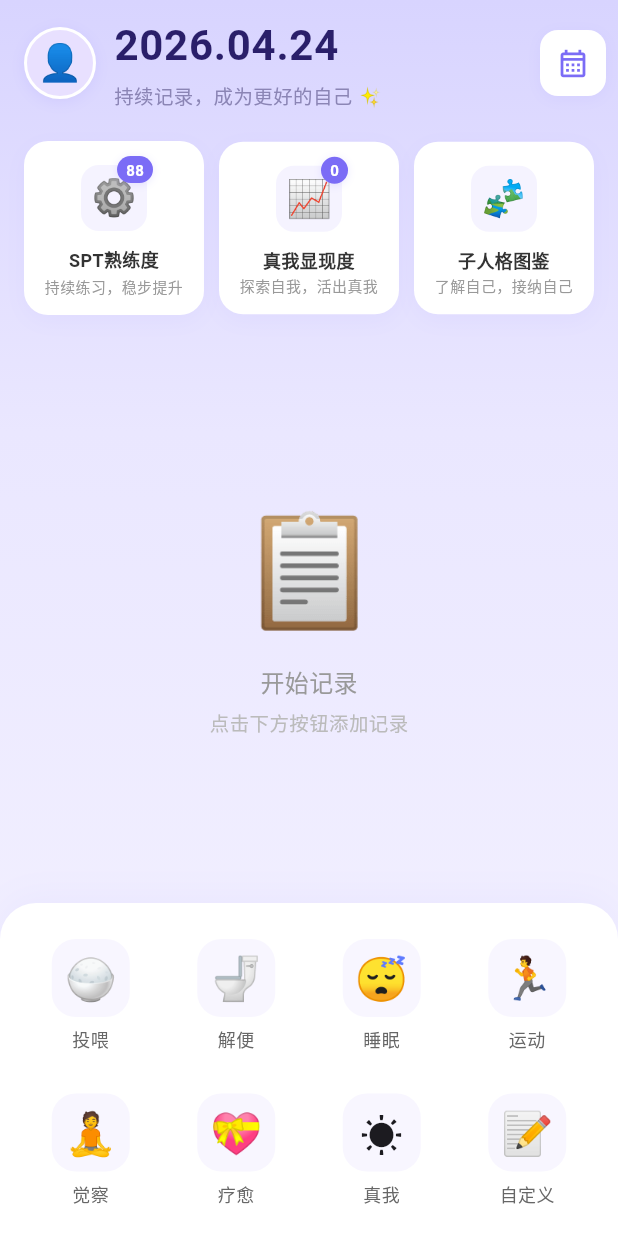
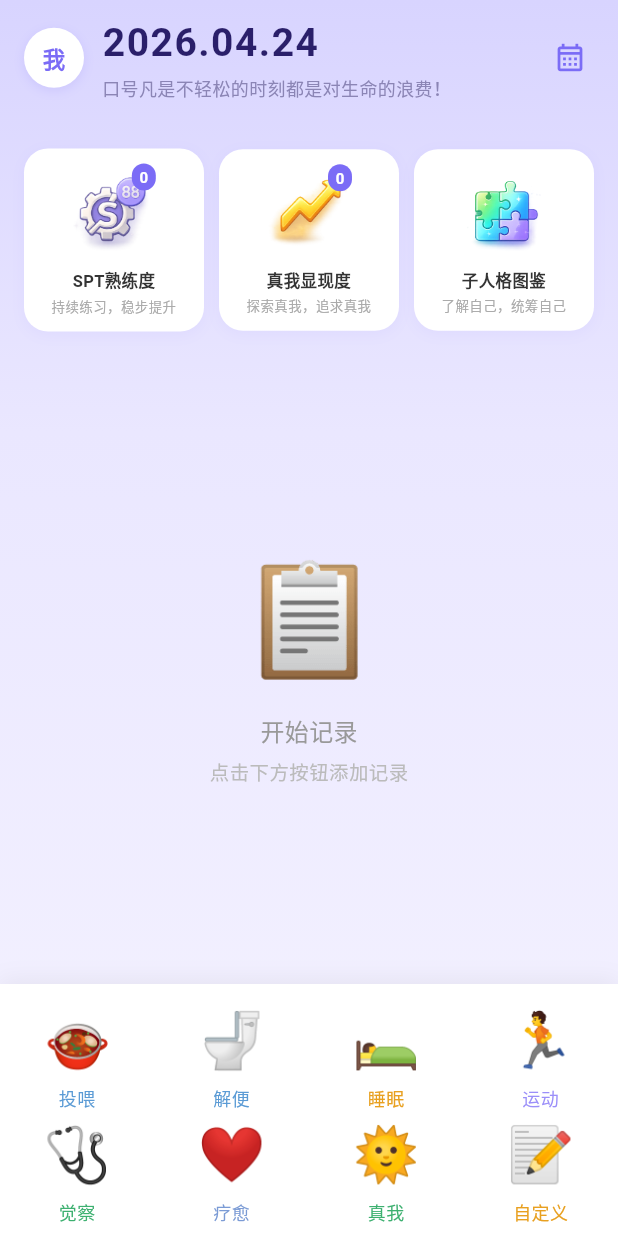
Before and after one commit to zhangxin142603-jpg/health_tracker, a Flutter app: the screen it shows after launch, on a phone screen of 412 x 824 dp. Run offline on Flutter 3.47's test engine with Material 3 defaults, Android fonts, the phone set to English and light mode, and no system bars; our stand-ins replace image_picker, package_info_plus, webview_flutter; Roboto replaces fonts that are missing (PingFang SC).

Commit message:
Revert "ui: 全新界面设计 - 一比一复刻新界面.png"
This reverts commit f7a954ca19389ca19abcf6f97eb4ad5201639c58.

```diff
--- a/lib/main.dart
+++ b/lib/main.dart
@@ -31,13 +31,6 @@ const Color kPrimaryLight = Color(0xFF9B8FF9);
 const Color kBgLight = Color(0xFFEAE7FF);
 const Color kDateText = Color(0xFF2A1F6A);
 const Color kSubtitleText = Color(0xFF8B85B5);
-
-// 时间线圆点颜色
-const Color kDotAwareness = Color(0xFF7B6CF6);  // 觉察 - 紫色
-const Color kDotWater = Color(0xFFFFA726);      // 喝水 - 橙色
-const Color kDotFeeding = Color(0xFF66BB6A);    // 投喂 - 绿色
-const Color kDotExercise = Color(0xFF42A5F5);   // 运动 - 蓝色
-const Color kDotDefault = Color(0xFF9B8FF9);    // 默认 - 浅紫
 
 class BabyTrackerApp extends StatelessWidget {
   const BabyTrackerApp({super.key});
@@ -257,7 +250,7 @@ class _HomePageState extends State<HomePage> {
     return SafeArea(
       bottom: false,
       child: Padding(
-        padding: const EdgeInsets.fromLTRB(16, 10, 8, 12),
+        padding: const EdgeInsets.fromLTRB(16, 10, 8, 18),
         child: Row(
           crossAxisAlignment: CrossAxisAlignment.center,
           children: [
@@ -280,45 +273,30 @@ class _HomePageState extends State<HomePage> {
                       label,
                       style: const TextStyle(
                         color: kDateText,
-                        fontSize: 28,
+                        fontSize: 26,
                         fontWeight: FontWeight.bold,
-                        letterSpacing: 0.5,
+                        letterSpacing: 1.0,
                       ),
                     ),
-                    const SizedBox(height: 4),
-                    const Text(
-                      '持续记录，成为更好的自己 ✨',
-                      style: TextStyle(
+                    const SizedBox(height: 3),
+                    Text(
+                      Provider.of<AppProvider>(context).userMotto,
+                      style: const TextStyle(
                         color: kSubtitleText,
-                        fontSize: 13,
+                        fontSize: 12,
                       ),
                     ),
                   ],
                 ),
               ),
             ),
-            Container(
-              width: 44,
-              height: 44,
-              decoration: BoxDecoration(
-                color: Colors.white,
-                borderRadius: BorderRadius.circular(12),
-                boxShadow: [
-                  BoxShadow(
-                    color: kPrimary.withAlpha(20),
-                    blurRadius: 8,
-                    offset: const Offset(0, 2),
-                  ),
-                ],
+            IconButton(
+              icon: const Icon(
+                Icons.calendar_month_outlined,
+                color: kPrimary,
+                size: 22,
               ),
-              child: IconButton(
-                icon: const Icon(
-                  Icons.calendar_month_outlined,
-                  color: kPrimary,
-                  size: 22,
-                ),
-                onPressed: _pickDate,
-              ),
+              onPressed: _pickDate,
             ),
           ],
         ),
@@ -330,18 +308,10 @@ class _HomePageState extends State<HomePage> {
     final provider = Provider.of<AppProvider>(context);
     if (provider.userAvatarPath.isNotEmpty) {
       return Container(
-        width: 48,
-        height: 48,
+        width: 40,
+        height: 40,
         decoration: BoxDecoration(
           shape: BoxShape.circle,
-          border: Border.all(color: Colors.white, width: 2),
-          boxShadow: [
-            BoxShadow(
-              color: kPrimary.withAlpha(30),
-              blurRadius: 8,
-              offset: const Offset(0, 2),
-            ),
-          ],
           image: DecorationImage(
             image: FileImage(File(provider.userAvatarPath)),
             fit: BoxFit.cover,
@@ -350,25 +320,26 @@ class _HomePageState extends State<HomePage> {
       );
     } else {
       return Container(
-        width: 48,
-        height: 48,
+        width: 40,
+        height: 40,
         decoration: BoxDecoration(
-          color: const Color(0xFFE8E0FF),
+          color: Colors.white,
           shape: BoxShape.circle,
-          border: Border.all(color: Colors.white, width: 2),
           boxShadow: [
             BoxShadow(
-              color: kPrimary.withAlpha(30),
-              blurRadius: 8,
+              color: kPrimary.withAlpha(40),
+              blurRadius: 6,
               offset: const Offset(0, 2),
             ),
           ],
         ),
         child: Center(
           child: Text(
-            '👤',
+            AppLocalizations.of(context).me,
             style: const TextStyle(
-              fontSize: 24,
+              color: kPrimary,
+              fontSize: 15,
+              fontWeight: FontWeight.w600,
             ),
           ),
         ),
@@ -387,28 +358,27 @@ class _HomePageState extends State<HomePage> {
         .length;
 
     return Padding(
-      padding: const EdgeInsets.fromLTRB(16, 8, 16, 0),
+      padding: const EdgeInsets.fromLTRB(16, 14, 16, 0),
       child: Row(
         children: [
           _StatCard(
-            emoji: '⚙️',
+            imagePath: 'assets/icons/spt_level.png',
             title: 'SPT熟练度',
             subtitle: '持续练习，稳步提升',
-            badge: '88',
+            badge: '$healingCount',
           ),
           const SizedBox(width: 10),
           _StatCard(
-            emoji: '📈',
+            imagePath: 'assets/icons/true_self.png',
             title: '真我显现度',
-            subtitle: '探索自我，活出真我',
+            subtitle: '探索真我，追求真我',
             badge: '$selfCount',
           ),
           const SizedBox(width: 10),
           _StatCard(
-            emoji: '🧩',
+            imagePath: 'assets/icons/persona.png',
             title: '子人格图鉴',
-            subtitle: '了解自己，接纳自己',
-            badge: null,
+            subtitle: '了解自己，统筹自己',
           ),
         ],
       ),
@@ -774,32 +744,6 @@ class _HomePageState extends State<HomePage> {
     );
   }
 
-  Color _getDotColor(String type, dynamic data) {
-    switch (type) {
-      case 'generic':
-        final e = data as GenericEntry;
-        if (e.type == '觉察') return kDotAwareness;
-        if (e.type == '运动') return kDotExercise;
-        return kDotDefault;
-      case 'feeding':
-        final e = data as FeedingEntry;
-        if (e.milkSource == '喂水') return kDotWater;
-        return kDotFeeding;
-      case 'diaper':
-        return kDotDefault;
-      case 'sleep':
-        return const Color(0xFFFFB74D);
-      case 'custom':
-        return kDotDefault;
-      case 'med':
-        return const Color(0xFFEF5350);
-      case 'solidFood':
-        return const Color(0xFFFFB74D);
-      default:
-        return kDotDefault;
-    }
-  }
-
   Widget _buildTimelineRow(
     BuildContext context,
     _Entry entry,
@@ -810,18 +754,16 @@ class _HomePageState extends State<HomePage> {
     final diff = now.difference(entry.timestamp);
     final String ago;
     if (diff.inMinutes < 1) {
-      ago = '刚刚';
+      ago = AppLocalizations.of(context).justNow;
     } else if (diff.inMinutes < 60) {
-      ago = '${diff.inMinutes}分钟前';
+      ago = AppLocalizations.of(context).minutesAgo(diff.inMinutes);
     } else if (diff.inHours < 24) {
       final h = diff.inHours;
       final m = diff.inMinutes % 60;
-      ago = m > 0 ? '${h}小时${m}分钟前' : '${h}小时前';
+      ago = m > 0 ? AppLocalizations.of(context).hoursMinutesAgo(h, m) : AppLocalizations.of(context).hoursAgo(h);
     } else {
       ago = DateFormat('MM-dd').format(entry.timestamp);
     }
-
-    final dotColor = _getDotColor(entry.type, entry.data);
 
     return IntrinsicHeight(
       child: Row(
@@ -844,7 +786,7 @@ class _HomePageState extends State<HomePage> {
                 Text(
                   ago,
                   style: const TextStyle(
-                    fontSize: 11,
+                    fontSize: 10,
                     color: Color(0xFFAAAAAA),
                   ),
                   textAlign: TextAlign.right,
@@ -857,29 +799,21 @@ class _HomePageState extends State<HomePage> {
           Column(
             children: [
               Container(
-                width: 12,
-                height: 12,
-                margin: const EdgeInsets.only(top: 4),
-                decoration: BoxDecoration(
-                  color: dotColor,
+                width: 10,
+                height: 10,
+                margin: const EdgeInsets.only(top: 5),
+                decoration: const BoxDecoration(
+                  color: Color(0xFF9B8FF9),
                   shape: BoxShape.circle,
-                  border: Border.all(color: Colors.white, width: 2),
-                  boxShadow: [
-                    BoxShadow(
-                      color: dotColor.withAlpha(60),
-                      blurRadius: 4,
-                      offset: const Offset(0, 1),
-                    ),
-                  ],
                 ),
               ),
               if (!isLast)
                 Expanded(
-                  child: Container(width: 2, color: const Color(0xFFE8E8E8)),
+                  child: Container(width: 1.5, color: const Color(0xFFE0E0E0)),
                 ),
             ],
           ),
-          const SizedBox(width: 12),
+          const SizedBox(width: 10),
           // Card
           Expanded(
             child: Padding(
@@ -896,85 +830,89 @@ class _HomePageState extends State<HomePage> {
     switch (entry.type) {
       case 'feeding':
         final e = entry.data as FeedingEntry;
-        final emoji = '🍚';
-        final emojiColor = const Color(0xFFFFF3E0);
-        String subtitle = '';
-        if (e.milkSource == '喂水') {
-          subtitle = '${e.amountMl}mL';
-        } else if (e.milkSource == '喂食') {
-          subtitle = '${e.foodAmountKcal ?? e.amountMl}kcal';
-        } else {
-          subtitle = '${e.foodAmountKcal ?? 0}kcal';
-        }
+        final emoji = e.milkSource == '喂食'
+            ? AppEmojis.food
+            : e.milkSource == '喂食+喂水'
+            ? AppEmojis.waterAndFood
+            : AppEmojis.water;
+        final emojiColor = e.milkSource == '喂食'
+            ? const Color(0xFFFFF3E0)
+            : e.milkSource == '喂食+喂水'
+            ? const Color(0xFFF0EEFF)
+            : const Color(0xFFE3F0FC);
         return _TimelineCard(
           emoji: emoji,
           emojiColor: emojiColor,
-          title: '投喂',
-          subtitle: subtitle,
+          title: e.milkSource,
+          subtitle: e.notes,
+          trailing: e.milkSource == '喂食'
+              ? '${e.foodAmountKcal ?? e.amountMl}kcal'
+              : e.milkSource == '喂食+喂水'
+              ? '${e.foodAmountKcal ?? e.amountMl}kcal'
+              : '${e.amountMl}mL',
           onTap: () => _goto(FeedingPage(entry: e)),
         );
       case 'diaper':
         final e = entry.data as DiaperEntry;
+        final emoji = e.diaperType == 'wet'
+            ? AppEmojis.pee
+            : e.diaperType == 'poop'
+            ? AppEmojis.poop
+            : AppEmojis.both;
         return _TimelineCard(
-          emoji: '🚽',
-          emojiColor: const Color(0xFFE3F2FD),
-          title: '解便',
-          subtitle: e.typeLabel,
+          emoji: emoji,
+          emojiColor: e.diaperType == 'wet'
+              ? const Color(0xFFE3F0FC)
+              : const Color(0xFFFFF3E0),
+          title: e.typeLabel,
+          subtitle: e.notes,
           onTap: () => _goto(DiaperPage(entry: e)),
         );
       case 'sleep':
         final e = entry.data as SleepEntry;
-        String subtitle = '';
-        if (e.endTime != null) {
-          final duration = e.endTime!.difference(e.startTime);
-          subtitle = '${duration.inMinutes}分钟';
-        }
+        final endLabel = e.endTime != null
+            ? AppLocalizations.of(context).sleepEndLabel(DateFormat('HH:mm').format(e.endTime!))
+            : '';
         return _TimelineCard(
-          emoji: '😴',
-          emojiColor: const Color(0xFFF3E5F5),
-          title: '睡眠',
-          subtitle: subtitle.isNotEmpty ? subtitle : null,
+          emoji: AppEmojis.sleep,
+          emojiColor: const Color(0xFFFFF8E1),
+          title: '睡眠$endLabel',
+          subtitle: e.notes,
+          trailing: e.durationText,
           onTap: () => _goto(SleepPage(entry: e)),
         );
       case 'generic':
         final e = entry.data as GenericEntry;
         final icons = {
-          '锻炼': ('🏃', const Color(0xFFFFF3E0)),
-          '觉察': ('🧘', const Color(0xFFE3F2FD)),
-          '疗愈': ('💝', const Color(0xFFFCE4EC)),
-          '真我': ('☀️', const Color(0xFFFFF8E1)),
-          '睡眠': ('😴', const Color(0xFFF3E5F5)),
+          '锻炼': (AppEmojis.exercise, const Color(0xFFFFEFDF)),
+          '觉察': (AppEmojis.awareness, const Color(0xFFE8F8F0)),
+          '疗愈': (AppEmojis.healing, const Color(0xFFF0EEFF)),
+          '真我': (AppEmojis.self, const Color(0xFFFFEEF0)),
+          '睡眠': (AppEmojis.sleep, const Color(0xFFFFF8E1)),
         };
-        final icon = icons[e.type] ?? (AppEmojis.custom, const Color(0xFFF5F5F5));
-        String subtitle = '';
-        if (e.endTime != null && e.startTime != null) {
-          final duration = e.endTime!.difference(e.startTime);
-          subtitle = '${duration.inMinutes}分钟';
-        } else if (e.notes != null && e.notes!.isNotEmpty) {
-          subtitle = e.notes!;
-        }
+        final icon =
+            icons[e.type] ?? (AppEmojis.custom, const Color(0xFFF5F5F5));
         return _TimelineCard(
           emoji: icon.$1,
           emojiColor: icon.$2,
           title: e.type,
-          subtitle: subtitle.isNotEmpty ? subtitle : null,
-          trailing: subtitle.contains('分钟') ? null : null,
+          subtitle: e.notes,
           onTap: () => _goto(GenericRecordPage(type: e.type, entry: e)),
         );
       case 'custom':
         final e = entry.data as CustomEntry;
         return _TimelineCard(
-          emoji: '📝',
+          emoji: AppEmojis.custom,
           emojiColor: const Color(0xFFFFF5E0),
-          title: e.eventName.isNotEmpty ? e.eventName : '自定义',
+          title: e.eventName.isNotEmpty ? e.eventName : '学与教',
           subtitle: e.notes,
           onTap: () => _goto(CustomPage(entry: e)),
         );
       case 'med':
         final e = entry.data as MedEntry;
         return _TimelineCard(
-          emoji: '💝',
-          emojiColor: const Color(0xFFFCE4EC),
+          emoji: AppEmojis.healing,
+          emojiColor: const Color(0xFFFFEEF0),
           title: '疗愈',
           subtitle: e.notes,
           onTap: () => _goto(MedicationPage()),
@@ -982,7 +920,7 @@ class _HomePageState extends State<HomePage> {
       case 'solidFood':
         final e = entry.data as SolidFoodEntry;
         return _TimelineCard(
-          emoji: '🥄',
+          emoji: AppEmojis.spoon,
           emojiColor: const Color(0xFFFFF3E0),
           title: '辅食',
           subtitle: e.notes,
@@ -999,22 +937,18 @@ class _HomePageState extends State<HomePage> {
     return Container(
       decoration: BoxDecoration(
         color: Colors.white,
-        borderRadius: const BorderRadius.only(
-          topLeft: Radius.circular(24),
-          topRight: Radius.circular(24),
-        ),
         boxShadow: [
           BoxShadow(
-            color: kPrimary.withAlpha(15),
-            blurRadius: 20,
-            offset: const Offset(0, -4),
+            color: Color.fromARGB(15, 0, 0, 0),
+            blurRadius: 12,
+            offset: const Offset(0, -2),
           ),
         ],
       ),
       child: SafeArea(
         top: false,
         child: Padding(
-          padding: const EdgeInsets.fromLTRB(12, 16, 12, 12),
+          padding: const EdgeInsets.fromLTRB(0, 12, 0, 8),
           child: Column(
             mainAxisSize: MainAxisSize.min,
             children: [
@@ -1022,21 +956,61 @@ class _HomePageState extends State<HomePage> {
               Row(
                 mainAxisAlignment: MainAxisAlignment.spaceAround,
                 children: [
-                  _BottomBtn('🍚', '投喂', () => _goto(const FeedingPage())),
-                  _BottomBtn('🚽', '解便', () => _goto(const DiaperPage())),
-                  _BottomBtn('😴', '睡眠', () => _goto(const SleepPage())),
-                  _BottomBtn('🏃', '运动', () => _goto(const GenericRecordPage(type: '运动'))),
+                  _BottomBtn(
+                    AppEmojis.feeding,
+                    '投喂',
+                    const Color(0xFF5B9BD5),
+                    () => _goto(const FeedingPage()),
+                  ),
+                  _BottomBtn(
+                    AppEmojis.diaper,
+                    '解便',
+                    const Color(0xFF5B9BD5),
+                    () => _goto(const DiaperPage()),
+                  ),
+                  _BottomBtn(
+                    AppEmojis.sleep,
+                    '睡眠',
+                    const Color(0xFFE8A020),
+                    () => _goto(const SleepPage()),
+                  ),
+                  _BottomBtn(
+                    AppEmojis.exercise,
+                    '运动',
+                    const Color(0xFF9B8FF9),
+                    () => _goto(const GenericRecordPage(type: '运动')),
+                  ),
                 ],
               ),
-              const SizedBox(height: 12),
+              const SizedBox(height: 4),
               // Row 2
               Row(
                 mainAxisAlignment: MainAxisAlignment.spaceAround,
                 children: [
-                  _BottomBtn('🧘', '觉察', () => _goto(const GenericRecordPage(type: '觉察'))),
-                  _BottomBtn('💝', '疗愈', () => _goto(const GenericRecordPage(type: '疗愈'))),
-                  _BottomBtn('☀️', '真我', () => _goto(const GenericRecordPage(type: '真我'))),
-                  _BottomBtn('📝', '自定义', () => _goto(const CustomPage())),
+                  _BottomBtn(
+                    AppEmojis.awareness,
+                    '觉察',
+                    const Color(0xFF3DB070),
+                    () => _goto(const GenericRecordPage(type: '觉察')),
+                  ),
+                  _BottomBtn(
+                    AppEmojis.healing,
+                    '疗愈',
+                    const Color(0xFF7B9BD5),
+                    () => _goto(const GenericRecordPage(type: '疗愈')),
+                  ),
+                  _BottomBtn(
+                    AppEmojis.self,
+                    '真我',
+                    const Color(0xFF3DB070),
+                    () => _goto(const GenericRecordPage(type: '真我')),
+                  ),
+                  _BottomBtn(
+                    AppEmojis.custom,
+                    '自定义',
+                    const Color(0xFFE8A020),
+                    () => _goto(const CustomPage()),
+                  ),
                 ],
               ),
             ],
@@ -1078,11 +1052,11 @@ class _TimelineCard extends StatelessWidget {
         padding: const EdgeInsets.symmetric(horizontal: 14, vertical: 12),
         decoration: BoxDecoration(
           color: Colors.white,
-          borderRadius: BorderRadius.circular(16),
+          borderRadius: BorderRadius.circular(14),
           boxShadow: [
             BoxShadow(
-              color: kPrimary.withAlpha(10),
-              blurRadius: 8,
+              color: Color.fromARGB(10, 0, 0, 0),
+              blurRadius: 6,
               offset: const Offset(0, 2),
             ),
           ],
@@ -1090,14 +1064,14 @@ class _TimelineCard extends StatelessWidget {
         child: Row(
           children: [
             Container(
-              width: 48,
-              height: 48,
+              width: 44,
+              height: 44,
               decoration: BoxDecoration(
                 color: emojiColor,
-                borderRadius: BorderRadius.circular(14),
+                borderRadius: BorderRadius.circular(22),
               ),
               child: Center(
-                child: Text(emoji, style: const TextStyle(fontSize: 24)),
+                child: Text(emoji, style: const TextStyle(fontSize: 22)),
               ),
             ),
             const SizedBox(width: 12),
@@ -1111,22 +1085,28 @@ class _TimelineCard extends StatelessWidget {
                     style: const TextStyle(
                       fontSize: 15,
                       fontWeight: FontWeight.w600,
-                      color: Color(0xFF333333),
+                      color: Color(0xFF222222),
                     ),
                   ),
                   if (subtitle != null && subtitle!.isNotEmpty)
                     Text(
                       subtitle!,
                       style: const TextStyle(
-                        fontSize: 13,
-                        color: Color(0xFF999999),
+                        fontSize: 12,
+                        color: Color(0xFFAAAAAA),
                       ),
                       overflow: TextOverflow.ellipsis,
                     ),
                 ],
               ),
             ),
-            const Icon(Icons.chevron_right, size: 20, color: Color(0xFFCCCCCC)),
+            if (trailing != null && trailing!.isNotEmpty)
+              Text(
+                trailing!,
+                style: const TextStyle(fontSize: 14, color: Color(0xFF999999)),
+              ),
+            const SizedBox(width: 4),
+            const Icon(Icons.chevron_right, size: 18, color: Color(0xFFCCCCCC)),
           ],
         ),
       ),
@@ -1139,38 +1119,28 @@ class _TimelineCard extends StatelessWidget {
 class _BottomBtn extends StatelessWidget {
   final String emoji;
   final String label;
+  final Color color;
   final VoidCallback onTap;
 
-  const _BottomBtn(this.emoji, this.label, this.onTap);
+  const _BottomBtn(this.emoji, this.label, this.color, this.onTap);
 
   @override
   Widget build(BuildContext context) {
     return GestureDetector(
       onTap: onTap,
       behavior: HitTestBehavior.opaque,
-      child: Container(
+      child: SizedBox(
         width: 72,
-        padding: const EdgeInsets.symmetric(vertical: 8),
         child: Column(
           mainAxisSize: MainAxisSize.min,
           children: [
-            Container(
-              width: 52,
-              height: 52,
-              decoration: BoxDecoration(
-                color: const Color(0xFFF8F6FF),
-                borderRadius: BorderRadius.circular(16),
-              ),
-              child: Center(
-                child: Text(emoji, style: const TextStyle(fontSize: 28)),
-              ),
-            ),
-            const SizedBox(height: 6),
+            Text(emoji, style: const TextStyle(fontSize: 36)),
+            const SizedBox(height: 4),
             Text(
               label,
-              style: const TextStyle(
+              style: TextStyle(
                 fontSize: 12,
-                color: Color(0xFF666666),
+                color: color,
                 fontWeight: FontWeight.w500,
               ),
               textAlign: TextAlign.center,
@@ -1185,13 +1155,13 @@ class _BottomBtn extends StatelessWidget {
 // ─── Stat card ─────────────────────────────────────────────────────────────────
 
 class _StatCard extends StatelessWidget {
-  final String emoji;
+  final String imagePath;
   final String title;
   final String subtitle;
   final String? badge;
 
   const _StatCard({
-    required this.emoji,
+    required this.imagePath,
     required this.title,
     required this.subtitle,
     this.badge,
@@ -1201,15 +1171,15 @@ class _StatCard extends StatelessWidget {
   Widget build(BuildContext context) {
     return Expanded(
       child: Container(
-        padding: const EdgeInsets.fromLTRB(10, 14, 10, 12),
+        padding: const EdgeInsets.fromLTRB(8, 12, 8, 10),
         decoration: BoxDecoration(
           color: Colors.white,
           borderRadius: BorderRadius.circular(16),
           boxShadow: [
             BoxShadow(
-              color: kPrimary.withAlpha(15),
-              blurRadius: 12,
-              offset: const Offset(0, 4),
+              color: kPrimary.withAlpha(18),
+              blurRadius: 8,
+              offset: const Offset(0, 2),
             ),
           ],
         ),
@@ -1217,44 +1187,28 @@ class _StatCard extends StatelessWidget {
           crossAxisAlignment: CrossAxisAlignment.center,
           children: [
             SizedBox(
-              height: 48,
+              height: 62,
               child: Stack(
                 alignment: Alignment.center,
                 clipBehavior: Clip.none,
                 children: [
-                  Container(
-                    width: 44,
-                    height: 44,
-                    decoration: BoxDecoration(
-                      color: const Color(0xFFF5F3FF),
-                      borderRadius: BorderRadius.circular(12),
-                    ),
-                    child: Center(
-                      child: Text(
-                        emoji,
-                        style: const TextStyle(fontSize: 24),
-                      ),
-                    ),
+                  Image.asset(
+                    imagePath,
+                    height: 56,
+                    fit: BoxFit.contain,
                   ),
                   if (badge != null && badge!.isNotEmpty)
                     Positioned(
-                      top: -4,
-                      right: -4,
+                      top: -2,
+                      right: 0,
                       child: Container(
                         padding: const EdgeInsets.symmetric(
-                          horizontal: 6,
+                          horizontal: 5,
                           vertical: 2,
                         ),
                         decoration: BoxDecoration(
                           color: kPrimary,
                           borderRadius: BorderRadius.circular(10),
-                          boxShadow: [
-                            BoxShadow(
-                              color: kPrimary.withAlpha(40),
-                              blurRadius: 4,
-                              offset: const Offset(0, 1),
-                            ),
-                          ],
                         ),
                         child: Text(
                           badge!,
@@ -1269,11 +1223,11 @@ class _StatCard extends StatelessWidget {
                 ],
               ),
             ),
-            const SizedBox(height: 8),
+            const SizedBox(height: 6),
             Text(
               title,
               style: const TextStyle(
-                fontSize: 12,
+                fontSize: 11,
                 fontWeight: FontWeight.w600,
                 color: Color(0xFF333333),
               ),
@@ -1284,12 +1238,12 @@ class _StatCard extends StatelessWidget {
             Text(
               subtitle,
               style: const TextStyle(
-                fontSize: 10,
-                color: Color(0xFF999999),
+                fontSize: 9,
+                color: Color(0xFFAAAAAA),
               ),
               textAlign: TextAlign.center,
               overflow: TextOverflow.ellipsis,
-              maxLines: 1,
+              maxLines: 2,
             ),
           ],
         ),
```
